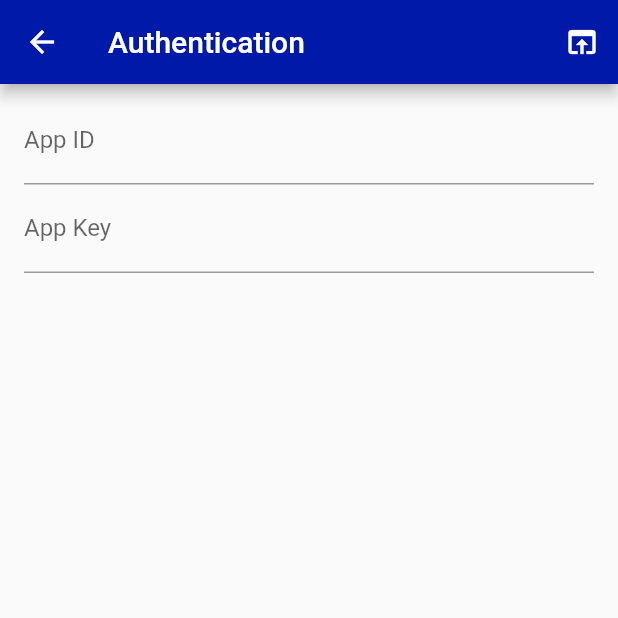
After one commit to tnc1997/tfl-api-explorer, a Flutter app: the SettingsAuthenticationPage screen opened directly, on a phone screen of 412 x 824 dp, the top half of it. The commit adds this screen. Run offline on Flutter 3.47's test engine with Material 2 defaults, Android fonts, the phone set to English and light mode, and no system bars; our stand-ins replace package_info, shared_preferences; accounts and stored records are empty.

Commit message:
feat: add authentication and about pages

```diff
--- /dev/null
+++ b/lib/pages/settings_authentication_page.dart
@@ -0,0 +1,112 @@
+import 'package:flutter/material.dart';
+import 'package:shared_preferences/shared_preferences.dart';
+import 'package:url_launcher/url_launcher.dart';
+
+import '../widgets/async.dart';
+
+class SettingsAuthenticationPage extends StatefulWidget {
+  static const route = '/settings';
+
+  SettingsAuthenticationPage({Key key}) : super(key: key);
+
+  @override
+  _SettingsAuthenticationPageState createState() =>
+      _SettingsAuthenticationPageState();
+}
+
+class _SettingsAuthenticationPageState
+    extends State<SettingsAuthenticationPage> {
+  final _appIdFocus = FocusNode();
+
+  final _appIdKey = GlobalKey<FormFieldState<String>>();
+
+  final _appKeyFocus = FocusNode();
+
+  final _appKeyKey = GlobalKey<FormFieldState<String>>();
+
+  @override
+  Widget build(BuildContext context) {
+    return Scaffold(
+      appBar: AppBar(
+        title: Text('Authentication'),
+        actions: <Widget>[
+          IconButton(
+            icon: Icon(Icons.open_in_browser),
+            onPressed: () async {
+              await launch('https://api-portal.tfl.gov.uk/admin/applications');
+            },
+          ),
+        ],
+      ),
+      body: CircularProgressIndicatorFutureBuilder<SharedPreferences>(
+        future: SharedPreferences.getInstance(),
+        builder: (context, data) {
+          return Column(
+            children: <Widget>[
+              Form(
+                child: Padding(
+                  padding: const EdgeInsets.fromLTRB(16.0, 8.0, 16.0, 8.0),
+                  child: Column(
+                    children: <Widget>[
+                      TextFormField(
+                        key: _appIdKey,
+                        initialValue: data.getString('APP_ID') ?? '',
+                        focusNode: _appIdFocus,
+                        decoration: InputDecoration(
+                          labelText: 'App ID',
+                        ),
+                        textInputAction: TextInputAction.next,
+                        onEditingComplete: () {
+                          if (_appIdKey.currentState.validate()) {
+                            _appIdFocus.unfocus();
+
+                            FocusScope.of(context).requestFocus(_appKeyFocus);
+                          }
+                        },
+                        validator: (value) {
+                          return value.isEmpty
+                              ? 'Please enter your app id.'
+                              : null;
+                        },
+                      ),
+                      TextFormField(
+                        key: _appKeyKey,
+                        initialValue: data.getString('APP_KEY') ?? '',
+                        focusNode: _appKeyFocus,
+                        decoration: InputDecoration(
+                          labelText: 'App Key',
+                        ),
+                        textInputAction: TextInputAction.done,
+                        onEditingComplete: () {
+                          if (_appKeyKey.currentState.validate()) {
+                            _appKeyFocus.unfocus();
+
+                            data.setString(
+                              'APP_ID',
+                              _appIdKey.currentState.value,
+                            );
+                            data.setString(
+                              'APP_KEY',
+                              _appKeyKey.currentState.value,
+                            );
+
+                            Navigator.pop(context);
+                          }
+                        },
+                        validator: (value) {
+                          return value.isEmpty
+                              ? 'Please enter your app key.'
+                              : null;
+                        },
+                      ),
+                    ],
+                  ),
+                ),
+              ),
+            ],
+          );
+        },
+      ),
+    );
+  }
+}
--- a/pubspec.yaml
+++ b/pubspec.yaml
@@ -30,6 +30,8 @@ dependencies:
   http: ^0.12.0
   meta: ^1.0.0
   package_info: ^0.4.0
+  shared_preferences: ^0.5.0
+  url_launcher: ^5.0.0
 
 dev_dependencies:
   flutter_test:
```
Also changed, not shown: lib/pages/settings_about_page.dart (added, +39 -0 lines), lib/pages/settings_page.dart (+28 -4 lines), pubspec.lock.
